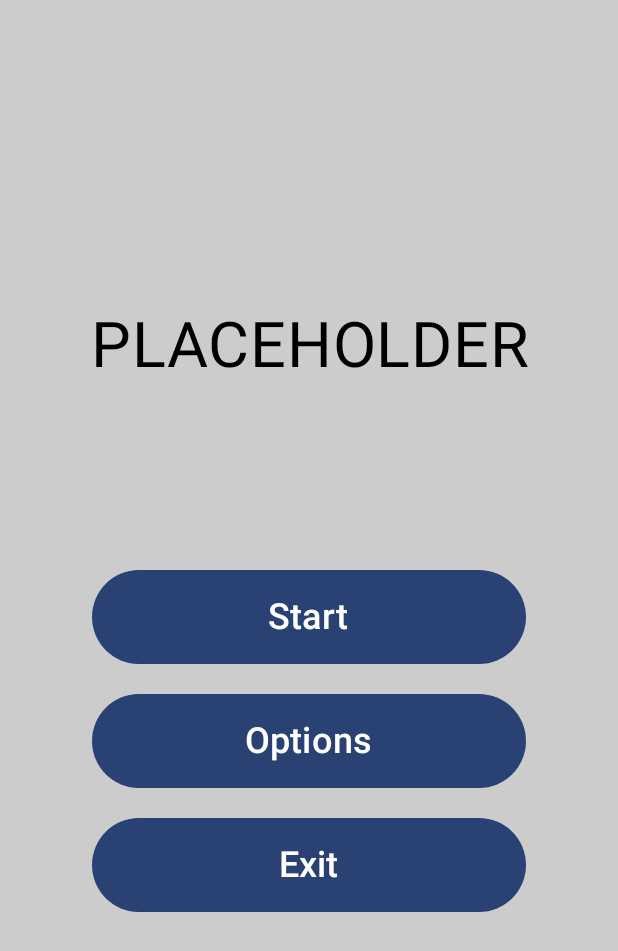
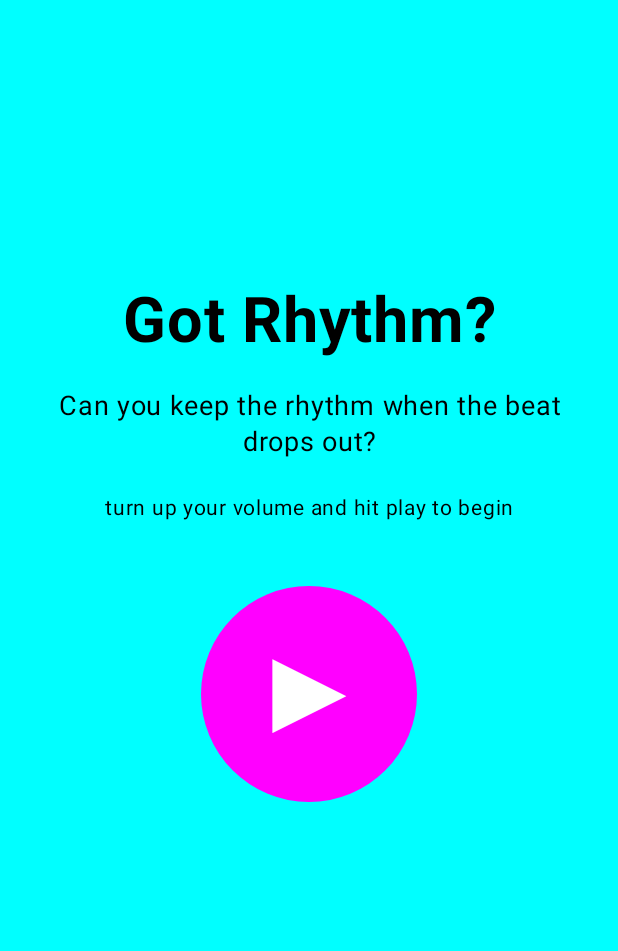
Before and after one commit to SamsonHa2/Tempo_Game, an Android app built with Jetpack Compose: the screen it shows after launch (MainActivity), on a phone screen of 412 x 824 dp. Shown: the top 951 px of the screen. Run offline under Robolectric (Android 15) with nearby library versions, the phone set to English and light mode, and no system bars; our stand-ins replace Dagger/Hilt's generated code.

Commit message:
Improved Ui

```diff
--- a/app/src/main/java/com/example/rememberthebeat/game/GameScreen.kt
+++ b/app/src/main/java/com/example/rememberthebeat/game/GameScreen.kt
@@ -10,6 +10,7 @@ import androidx.compose.ui.Modifier
 import androidx.compose.ui.graphics.RectangleShape
 import androidx.compose.ui.platform.LocalContext
 import androidx.compose.ui.platform.LocalLifecycleOwner
+import androidx.compose.ui.text.style.TextAlign
 import androidx.compose.ui.tooling.preview.Preview
 import androidx.hilt.navigation.compose.hiltViewModel
 import androidx.lifecycle.Lifecycle
@@ -60,11 +61,12 @@ fun GameScreen(
             clickCount == 18 -> "the backing track is going to fade out\n3"
             clickCount == 19 -> "the backing track is going to fade out\n2"
             clickCount == 20 -> "the backing track is going to fade out\n1"
-            clickCount == 35 -> "5"
-            clickCount == 36 -> "4"
-            clickCount == 37 -> "3"
-            clickCount == 38 -> "2"
-            clickCount == 39 -> "1"
+            clickCount in 21..34 -> "keep playing!"
+            clickCount == 35 -> "nearly there! you can stop in\n5"
+            clickCount == 36 -> "nearly there! you can stop in\n4"
+            clickCount == 37 -> "nearly there! you can stop in\n3"
+            clickCount == 38 -> "nearly there! you can stop in\n2"
+            clickCount == 39 -> "nearly there! you can stop in\n1"
             else -> ""
         }
         val vol:Float = when {
@@ -90,7 +92,7 @@ fun GameScreen(
             modifier = Modifier.fillMaxSize(),
             shape = RectangleShape) {
         }
-        Text(text = textT)
+        Text(text = textT, modifier = Modifier.fillMaxSize(), textAlign = TextAlign.Center)
         if (clickCount == 20){
             exoPlayer.stop()
             exoPlayer.release()
--- a/app/src/main/java/com/example/rememberthebeat/start/StartScreen.kt
+++ b/app/src/main/java/com/example/rememberthebeat/start/StartScreen.kt
@@ -1,18 +1,24 @@
 package com.example.rememberthebeat.start
 
 import androidx.compose.foundation.background
+import androidx.compose.foundation.layout.Arrangement
 import androidx.compose.foundation.layout.Box
 import androidx.compose.foundation.layout.Column
-import androidx.compose.foundation.layout.fillMaxHeight
+import androidx.compose.foundation.layout.Spacer
 import androidx.compose.foundation.layout.fillMaxSize
 import androidx.compose.foundation.layout.fillMaxWidth
+import androidx.compose.foundation.layout.height
 import androidx.compose.foundation.layout.padding
+import androidx.compose.foundation.layout.size
+import androidx.compose.foundation.shape.CircleShape
 import androidx.compose.material3.Button
+import androidx.compose.material3.ButtonDefaults
 import androidx.compose.material3.Text
 import androidx.compose.runtime.Composable
-import androidx.compose.ui.Alignment
+import androidx.compose.ui.Alignment.Companion.CenterHorizontally
 import androidx.compose.ui.Modifier
 import androidx.compose.ui.graphics.Color
+import androidx.compose.ui.text.font.FontWeight
 import androidx.compose.ui.text.style.TextAlign
 import androidx.compose.ui.tooling.preview.Preview
 import androidx.compose.ui.unit.dp
@@ -20,7 +26,6 @@ import androidx.compose.ui.unit.sp
 import androidx.navigation.NavController
 import androidx.navigation.compose.rememberNavController
 import com.example.rememberthebeat.ui.theme.RememberTheBeatTheme
-import kotlin.system.exitProcess
 
 @Composable
 fun StartScreen(
@@ -28,60 +33,57 @@ fun StartScreen(
 ){
     Box(modifier = Modifier
         .fillMaxSize()
-        .background(Color.LightGray)
+        .background(Color.Cyan)
     ){
 
         Column(
-            modifier = Modifier
-                .fillMaxWidth(0.75F)
-                .fillMaxHeight(0.5F)
-                .align(Alignment.Center)
+            modifier = Modifier.fillMaxSize(),
+            verticalArrangement = Arrangement.Center,
+            horizontalAlignment = CenterHorizontally
         ) {
             Text(
-                text = "PLACEHOLDER",
+                text = "Got Rhythm?",
                 fontSize = 42.sp,
+                textAlign = TextAlign.Center,
+                fontWeight = FontWeight.Bold,
+                modifier = Modifier
+                    .fillMaxWidth()
+                    .padding(start = 20.dp, end = 20.dp, bottom = 20.dp)
+            )
+            Text(
+                text = "Can you keep the rhythm when the beat drops out?",
+                fontSize = 18.sp,
                 textAlign = TextAlign.Center,
                 modifier = Modifier
                     .fillMaxWidth()
-                    .weight(2f)
+                    .padding(start = 20.dp, end = 20.dp, bottom = 20.dp)
+            )
+            Text(
+                text = "turn up your volume and hit play to begin",
+                fontSize = 14.sp,
+                textAlign = TextAlign.Center,
+                modifier = Modifier
+                    .fillMaxWidth()
+                    .padding(start = 20.dp, end = 20.dp, bottom = 40.dp)
             )
             Button(
                 onClick = { navController.navigate("game_screen") },
+                shape = CircleShape,
+                colors = ButtonDefaults.buttonColors(containerColor = Color.Magenta),
                 modifier = Modifier
-                    .fillMaxSize()
-                    .weight(1f)
-                    .padding(10.dp)
+                    .size(144.dp)
+                    .align(CenterHorizontally)
             ) {
-                Text(
-                    text = "Start",
-                    fontSize = 24.sp
-                )
+                Column {
+                    Text(
+                        text = "▶",
+                        fontSize = 84.sp,
+                        textAlign = TextAlign.End
+                    )
+                    Spacer(modifier = Modifier.height(20.dp).weight(1F))
+                }
             }
-            Button(
-                onClick = { /*TODO*/ },
-                modifier = Modifier
-                    .fillMaxSize()
-                    .weight(1f)
-                    .padding(10.dp)
-            ) {
-                Text(
-                    text = "Options",
-                    fontSize = 24.sp
-                )
-            }
-            Button(
-                onClick = { exitProcess(0) },
-                modifier = Modifier
-                    .fillMaxSize()
-                    .weight(1f)
-                    .padding(10.dp)
-            ) {
-                Text(
-                    text = "Exit",
-                    fontSize = 24.sp
-                )
-
-            }
+            Spacer(modifier = Modifier.height(100.dp))
         }
     }
 }
```
